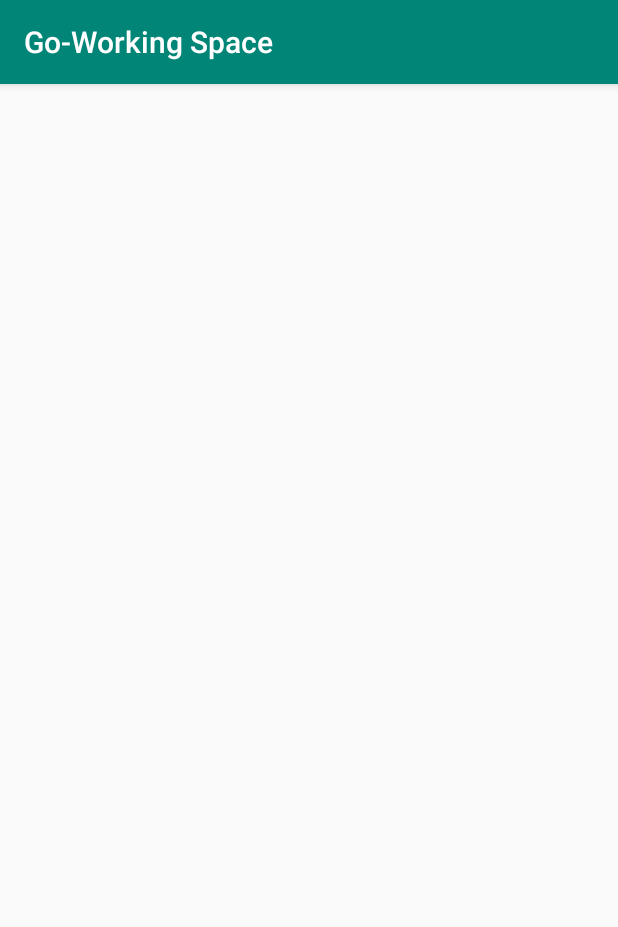
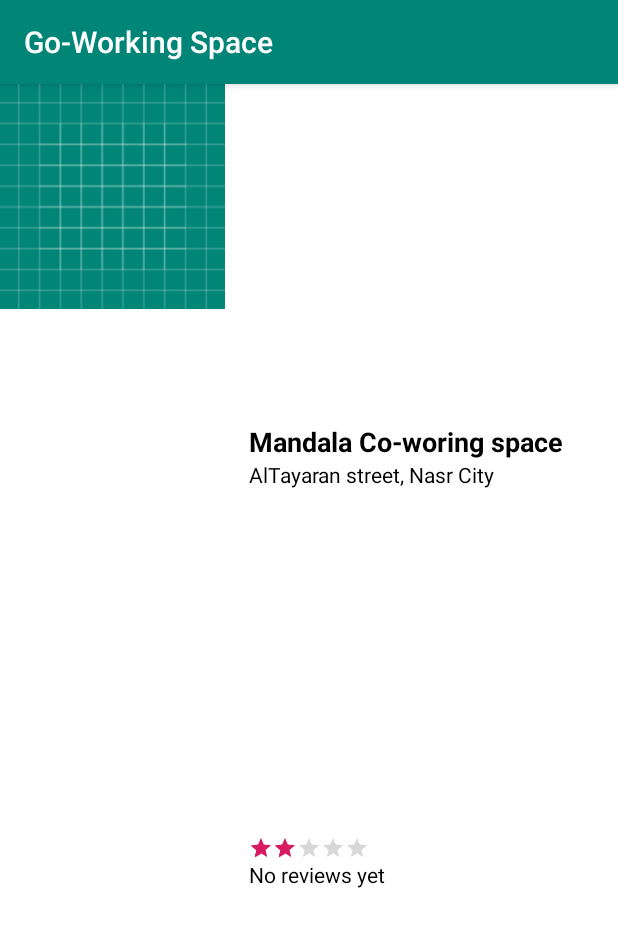
Before and after one commit to MayarSayed/Linguists, an Android app: the ListActivity screen opened directly, with no data from a screen before it, on a phone screen of 412 x 824 dp. Shown: the top 927 px of the screen. Run offline under Robolectric (Android 15) with nearby library versions, the phone set to English and light mode, and no system bars.

Commit message:
Add list item activity and list view file

```diff
--- a/app/src/main/java/com/example/go_workingspace/ListActivity.java
+++ b/app/src/main/java/com/example/go_workingspace/ListActivity.java
@@ -1,6 +1,7 @@
 package com.example.go_workingspace;
 
 import android.os.Bundle;
+import android.widget.RatingBar;
 
 import androidx.appcompat.app.AppCompatActivity;
 
@@ -9,7 +10,10 @@ public class ListActivity extends AppCompatActivity {
     @Override
     protected void onCreate(Bundle savedInstanceState) {
         super.onCreate(savedInstanceState);
-        setContentView(R.layout.activity_list);
+        setContentView(R.layout.cws_list_item);
+
+        RatingBar ratingBar = findViewById(R.id.rating_bar);
+        ratingBar.setMax(5);
     }
 
 
--- a/app/src/main/java/com/example/go_workingspace/MainActivity.java
+++ b/app/src/main/java/com/example/go_workingspace/MainActivity.java
@@ -1,5 +1,6 @@
 package com.example.go_workingspace;
 
+import android.content.Intent;
 import android.os.Bundle;
 
 import com.google.android.material.floatingactionbutton.FloatingActionButton;
@@ -80,7 +81,8 @@ public class MainActivity extends AppCompatActivity
         if (id == R.id.nav_home) {
             // Handle the camera action
         } else if (id == R.id.nav_gallery) {
-
+            Intent listItem = new Intent(MainActivity.this, ListActivity.class);
+            startActivity(listItem);
         } else if (id == R.id.nav_slideshow) {
 
         } else if (id == R.id.nav_tools) {
--- /dev/null
+++ b/app/src/main/res/layout/cws_list.xml
@@ -0,0 +1,7 @@
+<?xml version="1.0" encoding="utf-8"?>
+<ListView xmlns:android="http://schemas.android.com/apk/res/android"
+    xmlns:tools="http://schemas.android.com/tools"
+    android:id="@+id/cws_list"
+    android:orientation="vertical"
+    android:layout_width="match_parent"
+    android:layout_height="match_parent" />
--- /dev/null
+++ b/app/src/main/res/layout/cws_list_item.xml
@@ -0,0 +1,67 @@
+<?xml version="1.0" encoding="utf-8"?>
+<LinearLayout
+    xmlns:android="http://schemas.android.com/apk/res/android"
+    xmlns:tools="http://schemas.android.com/tools"
+    android:orientation="horizontal"
+    android:layout_width="match_parent"
+    android:layout_height="match_parent"
+    android:minHeight="150dp"
+    android:background="@android:color/white">
+
+    <ImageView
+        android:id="@+id/cws_image"
+        android:layout_width="150dp"
+        android:layout_height="150dp"
+        android:src="@drawable/ic_launcher_background"/>
+
+    <LinearLayout
+        android:id="@+id/text_container"
+        android:orientation="vertical"
+        android:layout_width="match_parent"
+        android:layout_height="match_parent"
+        android:paddingLeft="16dp"
+        android:paddingRight="16dp">
+
+        <TextView
+            android:id="@+id/name_text_view"
+            android:layout_width="wrap_content"
+            android:layout_height="0dp"
+            android:layout_weight="1"
+            android:gravity="bottom"
+            android:text="Mandala Co-woring space"
+            android:textAppearance="?android:textAppearanceMedium"
+            android:textColor="@android:color/black"
+            android:textStyle="bold" />
+
+        <TextView
+            android:layout_width="wrap_content"
+            android:layout_height="0dp"
+            android:layout_weight="1"
+            android:gravity="top"
+            android:textAppearance="?android:textAppearanceSmall"
+            android:textColor="@android:color/black"
+            android:text="AlTayaran street, Nasr City" />
+
+        <RatingBar
+            android:id="@+id/rating_bar"
+            android:layout_width="wrap_content"
+            android:layout_height="wrap_content"
+            android:gravity="center_vertical"
+            android:isIndicator="true"
+            android:numStars="5"
+            android:stepSize="1.0"
+            android:rating="2"
+            style="?android:attr/ratingBarStyleSmall" />
+
+        <TextView
+            android:layout_width="match_parent"
+            android:layout_height="0dp"
+            android:layout_weight="1"
+            android:gravity="top"
+            android:textAppearance="?android:textAppearanceSmall"
+            android:textColor="@android:color/black"
+            android:text="No reviews yet"/>
+
+    </LinearLayout>
+
+</LinearLayout>
```
